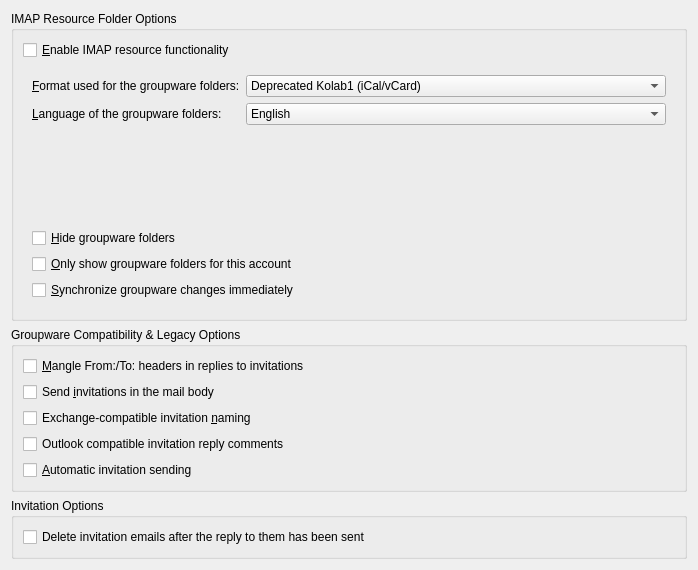
chusopr/kdepim-ktimetracker-akonadi, file kmail/ui/miscpagegroupwaretab.ui: the form before one commit.
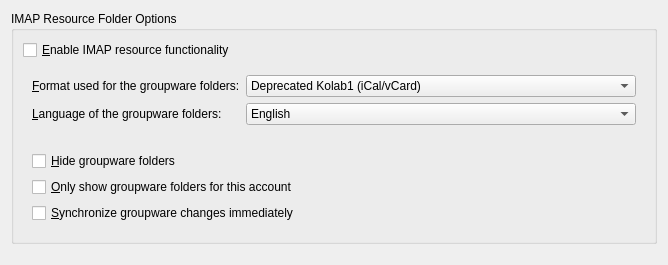
The form after the commit. Custom widgets are drawn as their Qt base class.

Commit message: Split the Misc page Groupware tab into two tabs. Move Invitation rellated options into a new tab.

The edit to the form file:
```diff
--- a/kmail/ui/miscpagegroupwaretab.ui
+++ b/kmail/ui/miscpagegroupwaretab.ui
@@ -6,8 +6,8 @@
    <rect>
     <x>0</x>
     <y>0</y>
-    <width>698</width>
-    <height>570</height>
+    <width>668</width>
+    <height>265</height>
    </rect>
   </property>
   <layout class="QVBoxLayout" name="verticalLayout_4">
@@ -178,81 +178,17 @@
     </widget>
    </item>
    <item>
-    <widget class="QGroupBox" name="groupBox_2">
-     <property name="title">
-      <string>Groupware Compatibility &amp;&amp; Legacy Options</string>
+    <spacer name="verticalSpacer">
+     <property name="orientation">
+      <enum>Qt::Vertical</enum>
      </property>
-     <layout class="QVBoxLayout" name="verticalLayout">
-      <item>
-       <widget class="QCheckBox" name="mLegacyMangleFromTo">
-        <property name="toolTip">
-         <string>Turn this option on in order to make Outlook(tm) understand your answers to invitation replies</string>
-        </property>
-        <property name="text">
-         <string>&amp;Mangle From:/To: headers in replies to invitations</string>
-        </property>
-       </widget>
-      </item>
-      <item>
-       <widget class="QCheckBox" name="mLegacyBodyInvites">
-        <property name="toolTip">
-         <string>Turn this option on in order to make Outlook(tm) understand your answers to invitations</string>
-        </property>
-        <property name="text">
-         <string>Send &amp;invitations in the mail body</string>
-        </property>
-       </widget>
-      </item>
-      <item>
-       <widget class="QCheckBox" name="mExchangeCompatibleInvitations">
-        <property name="toolTip">
-         <string>Microsoft Outlook, when used in combination with a Microsoft Exchange server,
-has a problem understanding standards-compliant groupware email.
-Turn this option on to send groupware invitations in a way that Microsoft Exchange understands.</string>
-        </property>
-        <property name="text">
-         <string>Exchange-compatible invitation &amp;naming</string>
-        </property>
-       </widget>
-      </item>
-      <item>
-       <widget class="QCheckBox" name="mOutlookCompatibleInvitationComments">
-        <property name="toolTip">
-         <string>Send invitation reply comments in a way that Microsoft Outlook(tm) understands.</string>
-        </property>
-        <property name="text">
-         <string>Outlook compatible invitation reply comments</string>
-        </property>
-       </widget>
-      </item>
-      <item>
-       <widget class="QCheckBox" name="mAutomaticSending">
-        <property name="toolTip">
-         <string>When this is on, the user will not see the mail composer window. Invitation mails are sent automatically.</string>
-        </property>
-        <property name="text">
-         <string>&amp;Automatic invitation sending</string>
-        </property>
-       </widget>
-      </item>
-     </layout>
-    </widget>
-   </item>
-   <item>
-    <widget class="QGroupBox" name="groupBox_3">
-     <property name="title">
-      <string>Invitation Options</string>
+     <property name="sizeHint" stdset="0">
+      <size>
+       <width>20</width>
+       <height>40</height>
+      </size>
      </property>
-     <layout class="QGridLayout" name="gridLayout_2">
-      <item row="0" column="0">
-       <widget class="QCheckBox" name="mDeleteInvitations">
-        <property name="text">
-         <string>Delete invitation emails after the reply to them has been sent</string>
-        </property>
-       </widget>
-      </item>
-     </layout>
-    </widget>
+    </spacer>
    </item>
   </layout>
  </widget>
```
Left out of the diff: 4 changed lines with no effect on the pictures. The commit also changes 4 other files.
